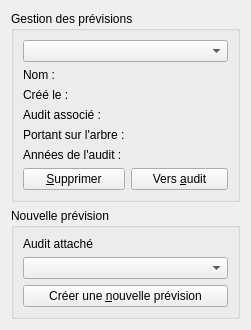
Qt form formmanageprevisions.ui (GiPiLab/ProtonClassicSuite) before a commit.
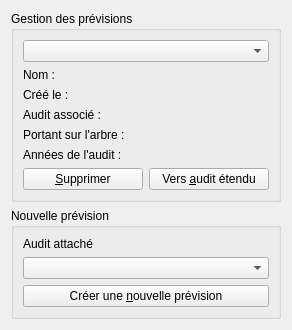
The same form after that commit.

The edit to the form file:
```diff
--- a/formmanageprevisions.ui
+++ b/formmanageprevisions.ui
@@ -6,7 +6,7 @@
    <rect>
     <x>0</x>
     <y>0</y>
-    <width>251</width>
+    <width>292</width>
     <height>326</height>
    </rect>
   </property>
@@ -124,7 +124,7 @@
          <string>&lt;html&gt;&lt;head/&gt;&lt;body&gt;&lt;p&gt;Créer un audit prévisionnel indépendant qui contiendra les données de l'audit existant sur lesquelles sont adossées les prévisions &lt;span style=&quot; font-weight:600;&quot;&gt;ainsi que les valeurs calculées par les critères de prévision pour l'année N+1.&lt;/span&gt;&lt;/p&gt;&lt;/body&gt;&lt;/html&gt;</string>
         </property>
         <property name="text">
-         <string>Vers &amp;audit</string>
+         <string>Vers &amp;audit étendu</string>
         </property>
        </widget>
       </item>
```
Left out of the diff: 6 changed lines with no effect on the pictures.
